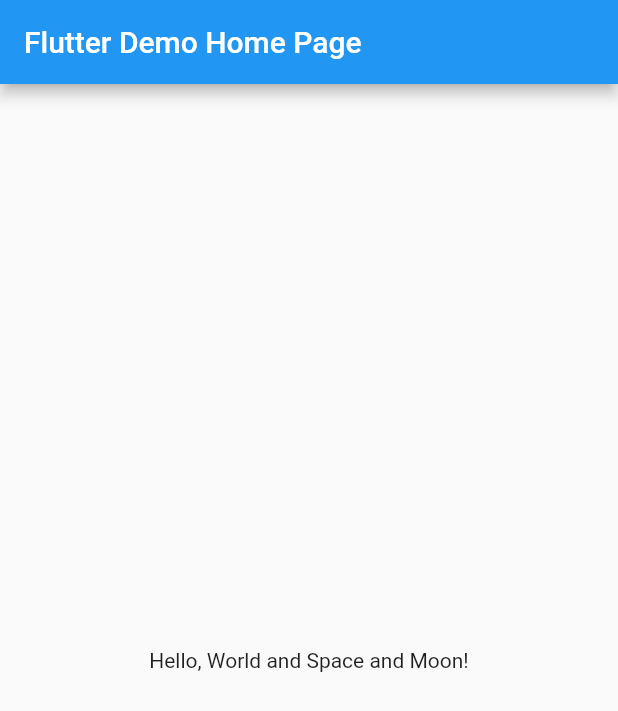
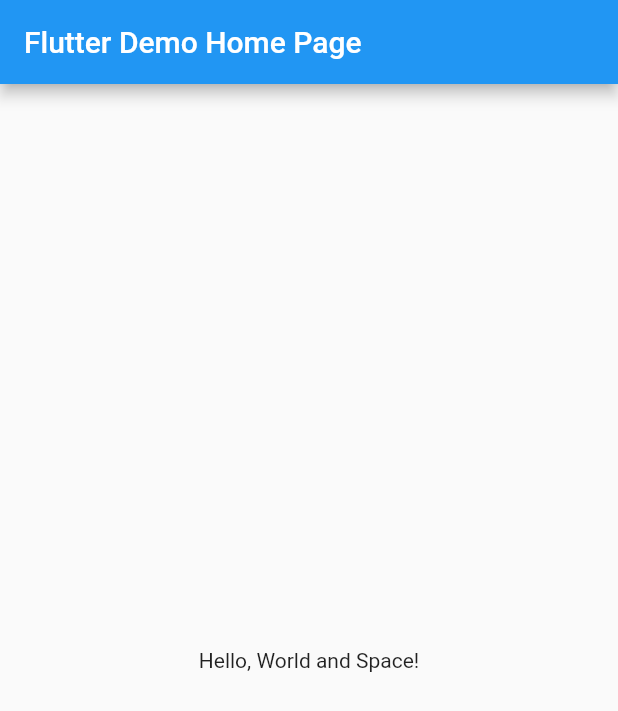
Before and after one commit to mdrobnych/hello_tester, a Flutter app: the screen it shows after launch, on a phone screen of 412 x 824 dp. Shown: the top 711 px of the screen. Run offline on Flutter 3.47's test engine with Material 2 defaults, Android fonts, the phone set to English and light mode, and no system bars.

Commit message:
remove text

```diff
--- a/lib/main.dart
+++ b/lib/main.dart
@@ -33,7 +33,7 @@ class MyHomePage extends StatelessWidget {
       ),
       body: Center(
         child: Text(
-          'Hello, World and Space and Moon!',
+          'Hello, World and Space!',
         ),
       ),
     );
```
